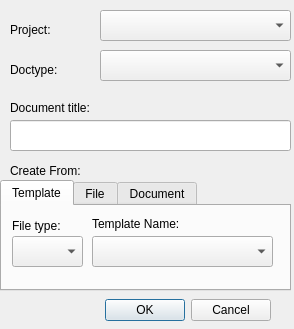
First picture: the form in ui/createdocument.ui, repository thuswa/subdms, before the edit.
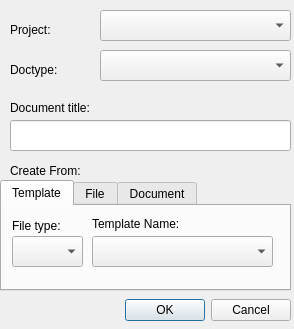
Second picture: the form after the edit.

Commit message: minor layout update on create document ui

Diff of the .ui file:
```diff
--- a/ui/createdocument.ui
+++ b/ui/createdocument.ui
@@ -21,7 +21,7 @@
   <widget class="QDialogButtonBox" name="New_Document_Confirm" >
    <property name="geometry" >
     <rect>
-     <x>60</x>
+     <x>80</x>
      <y>290</y>
      <width>211</width>
      <height>41</height>
```
